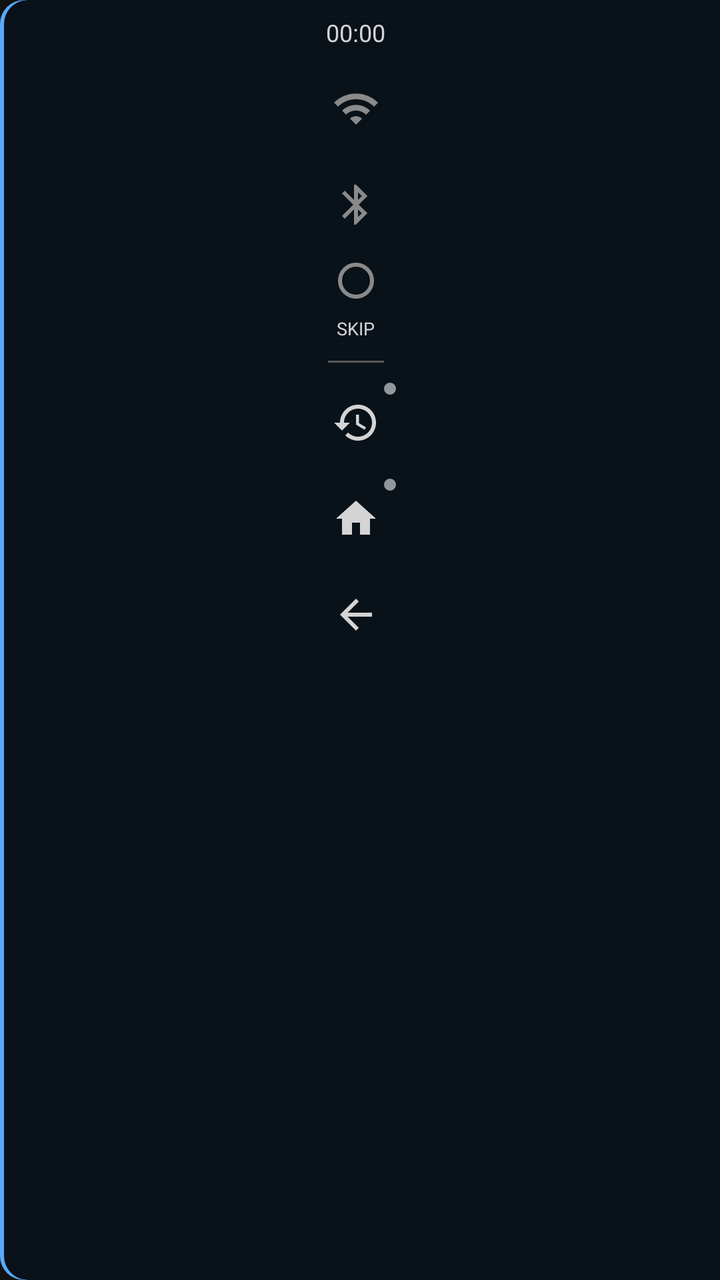
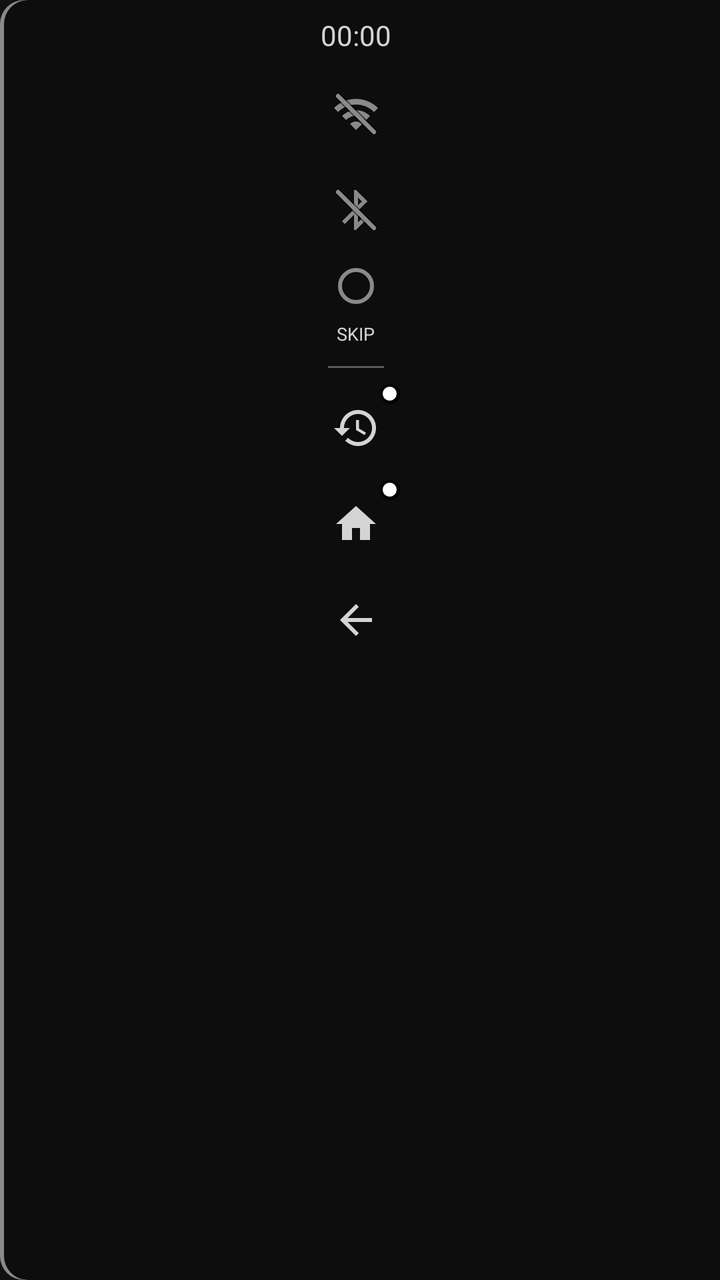

Screens rendered from an Android XML layout before and after an edit, with the pre-edit source and the edit as a unified diff.
<!-- AndroidManifest.xml: application theme Theme.PRA106Launcher -->
<!-- res/layout/overlay_status_bar.xml -->
<?xml version="1.0" encoding="utf-8"?>
<LinearLayout xmlns:android="http://schemas.android.com/apk/res/android"
    android:layout_width="wrap_content"
    android:layout_height="wrap_content"
    android:background="@drawable/bar_panel_bg"
    android:orientation="vertical"
    android:gravity="center_horizontal"
    android:paddingTop="8dp"
    android:paddingBottom="8dp"
    android:paddingStart="2dp"
    android:paddingEnd="6dp">

    <TextView
        android:id="@+id/clock"
        android:layout_width="wrap_content"
        android:layout_height="wrap_content"
        android:layout_marginBottom="6dp"
        android:gravity="center"
        android:textColor="#D4D4D4"
        android:textSize="12sp"
        android:text="00:00" />

    <FrameLayout
        android:id="@+id/btnWifi"
        android:layout_width="48dp"
        android:layout_height="48dp"
        android:background="?android:attr/selectableItemBackgroundBorderless"
        android:clickable="true"
        android:focusable="false"
        android:contentDescription="@string/bar_wifi_rescan">
        <ImageView android:id="@+id/iconWifiImg" android:layout_width="24dp" android:layout_height="24dp" android:layout_gravity="center" android:src="@drawable/bar_ic_wifi_off" android:importantForAccessibility="no" />
    </FrameLayout>

    <FrameLayout
        android:id="@+id/iconBluetooth"
        android:layout_width="48dp"
        android:layout_height="48dp"
        android:background="?android:attr/selectableItemBackgroundBorderless"
        android:clickable="true"
        android:focusable="false"
        android:contentDescription="@string/bar_bluetooth">
        <ImageView android:id="@+id/iconBluetoothImg" android:layout_width="24dp" android:layout_height="24dp" android:layout_gravity="center" android:src="@drawable/bar_ic_bluetooth_off" android:importantForAccessibility="no" />
    </FrameLayout>

    <FrameLayout
        android:id="@+id/btnSkip"
        android:layout_width="48dp"
        android:layout_height="48dp"
        android:background="?android:attr/selectableItemBackgroundBorderless"
        android:clickable="true"
        android:focusable="false"
        android:contentDescription="@string/bar_skip_desc">
        <View android:id="@+id/skipDot" android:layout_width="18dp" android:layout_height="18dp" android:layout_gravity="center" android:layout_marginBottom="10dp" android:background="@drawable/bar_skip_off" />
        <TextView
            android:layout_width="wrap_content"
            android:layout_height="wrap_content"
            android:layout_gravity="center|bottom"
            android:layout_marginBottom="4dp"
            android:text="@string/bar_skip"
            android:textColor="#D4D4D4"
            android:textSize="9sp"
            android:importantForAccessibility="no" />
    </FrameLayout>

    <View
        android:layout_width="28dp"
        android:layout_height="1dp"
        android:layout_marginTop="6dp"
        android:layout_marginBottom="6dp"
        android:background="#5A5A5A" />

    <FrameLayout
        android:id="@+id/btnPrevApp"
        android:layout_width="48dp"
        android:layout_height="48dp"
        android:background="?android:attr/selectableItemBackgroundBorderless"
        android:clickable="true"
        android:focusable="false"
        android:contentDescription="@string/bar_prev_app">
        <ImageView android:layout_width="24dp" android:layout_height="24dp" android:layout_gravity="center" android:src="@drawable/bar_ic_prev" android:importantForAccessibility="no" />
        
        <View
            android:layout_width="6dp"
            android:layout_height="6dp"
            android:layout_gravity="top|end"
            android:layout_marginTop="4dp"
            android:layout_marginEnd="4dp"
            android:background="@drawable/bar_longpress_hint"
            android:importantForAccessibility="no" />
    </FrameLayout>

    <FrameLayout
        android:id="@+id/btnHome"
        android:layout_width="48dp"
        android:layout_height="48dp"
        android:background="?android:attr/selectableItemBackgroundBorderless"
        android:clickable="true"
        android:focusable="false"
        android:contentDescription="@string/bar_home">
        <ImageView android:layout_width="24dp" android:layout_height="24dp" android:layout_gravity="center" android:src="@drawable/bar_ic_home" android:importantForAccessibility="no" />
        
        <View
            android:layout_width="6dp"
            android:layout_height="6dp"
            android:layout_gravity="top|end"
            android:layout_marginTop="4dp"
            android:layout_marginEnd="4dp"
            android:background="@drawable/bar_longpress_hint"
            android:importantForAccessibility="no" />
    </FrameLayout>

    <FrameLayout
        android:id="@+id/btnBack"
        android:layout_width="48dp"
        android:layout_height="48dp"
        android:background="?android:attr/selectableItemBackgroundBorderless"
        android:clickable="true"
        android:focusable="false"
        android:contentDescription="@string/bar_back">
        <ImageView android:layout_width="24dp" android:layout_height="24dp" android:layout_gravity="center" android:src="@drawable/bar_ic_back" android:importantForAccessibility="no" />
    </FrameLayout>

</LinearLayout>
<!-- resources referenced by this layout -->
<resources>
  <!-- drawable bar_ic_bluetooth_off (drawable) -->
  <?xml version="1.0" encoding="utf-8"?>
  <vector xmlns:android="http://schemas.android.com/apk/res/android"
      android:width="24dp" android:height="24dp"
      android:viewportWidth="24" android:viewportHeight="24">
      <path android:fillColor="#8A8A8A" android:pathData="M17.71,7.71L12,2h-1v7.59L6.41,5 5,6.41 10.59,12 5,17.59 6.41,19 11,14.41V22h1l5.71,-5.71 -4.3,-4.29 4.3,-4.29zM13,5.83l1.88,1.88L13,9.59V5.83zM14.88,16.29L13,18.17v-3.76l1.88,1.88z" />
  </vector>
  <!-- drawable bar_ic_wifi_off (drawable) -->
  <?xml version="1.0" encoding="utf-8"?>
  <vector xmlns:android="http://schemas.android.com/apk/res/android"
      android:width="24dp" android:height="24dp"
      android:viewportWidth="24" android:viewportHeight="24">
      <path android:fillColor="#8A8A8A" android:pathData="M1,9l2,2c4.97,-4.97 13.03,-4.97 18,0l2,-2C16.93,2.93 7.08,2.93 1,9zM9,17l3,3 3,-3c-1.65,-1.66 -4.34,-1.66 -6,0zM5,13l2,2c2.76,-2.76 7.24,-2.76 10,0l2,-2C15.14,9.14 8.87,9.14 5,13z" />
  </vector>
  <!-- drawable bar_longpress_hint (drawable) -->
  <?xml version="1.0" encoding="utf-8"?>
  <shape xmlns:android="http://schemas.android.com/apk/res/android" android:shape="oval">
      <size android:width="6dp" android:height="6dp" />
      <solid android:color="#B0D4D4D4" />
  </shape>
  <!-- drawable bar_panel_bg (drawable) -->
  <?xml version="1.0" encoding="utf-8"?>
  <layer-list xmlns:android="http://schemas.android.com/apk/res/android">
      
      <item>
          <shape android:shape="rectangle">
              <solid android:color="#5AA9FF" />
              <corners
                  android:topLeftRadius="12dp"
                  android:bottomLeftRadius="12dp"
                  android:topRightRadius="0dp"
                  android:bottomRightRadius="0dp" />
          </shape>
      </item>
      
      <item android:left="2dp">
          <shape android:shape="rectangle">
              <solid android:color="#E6000000" />
              <corners
                  android:topLeftRadius="12dp"
                  android:bottomLeftRadius="12dp"
                  android:topRightRadius="0dp"
                  android:bottomRightRadius="0dp" />
          </shape>
      </item>
  </layer-list>
  <string name="bar_back">戻る</string>
  <string name="bar_bluetooth">Bluetooth</string>
  <string name="bar_home">ホーム（長押しでランチャートップを開く）</string>
  <string name="bar_prev_app">直前のアプリ（長押しで最近使用したアプリ一覧）</string>
  <string name="bar_skip">SKIP</string>
  <string name="bar_skip_desc">AutoSkip切替</string>
  <string name="bar_wifi_rescan">Wi-Fiを再検索します</string>
  <style name="Theme.PRA106Launcher" parent="Theme.MaterialComponents.NoActionBar">
          <item name="android:colorBackground">#121212</item>
          <item name="android:textColorPrimary">#FFFFFF</item>
          <item name="android:statusBarColor">#121212</item>
      </style>
  <!-- unchanged entries left out for length: 4 -->
</resources>

<!-- the commit's change to res/layout/overlay_status_bar.xml (unified diff, before → after) -->
@@ -17,7 +17,7 @@
         android:layout_marginBottom="6dp"
         android:gravity="center"
         android:textColor="#D4D4D4"
-        android:textSize="12sp"
+        android:textSize="14sp"
         android:text="00:00" />
 
     <FrameLayout
@@ -80,11 +80,11 @@
         <ImageView android:layout_width="24dp" android:layout_height="24dp" android:layout_gravity="center" android:src="@drawable/bar_ic_prev" android:importantForAccessibility="no" />
         
         <View
-            android:layout_width="6dp"
-            android:layout_height="6dp"
+            android:layout_width="10dp"
+            android:layout_height="10dp"
             android:layout_gravity="top|end"
-            android:layout_marginTop="4dp"
-            android:layout_marginEnd="4dp"
+            android:layout_marginTop="2dp"
+            android:layout_marginEnd="2dp"
             android:background="@drawable/bar_longpress_hint"
             android:importantForAccessibility="no" />
     </FrameLayout>
@@ -100,11 +100,11 @@
         <ImageView android:layout_width="24dp" android:layout_height="24dp" android:layout_gravity="center" android:src="@drawable/bar_ic_home" android:importantForAccessibility="no" />
         
         <View
-            android:layout_width="6dp"
-            android:layout_height="6dp"
+            android:layout_width="10dp"
+            android:layout_height="10dp"
             android:layout_gravity="top|end"
-            android:layout_marginTop="4dp"
-            android:layout_marginEnd="4dp"
+            android:layout_marginTop="2dp"
+            android:layout_marginEnd="2dp"
             android:background="@drawable/bar_longpress_hint"
             android:importantForAccessibility="no" />
     </FrameLayout>
<!-- resource entries referenced after the edit -->
@@ -6,6 +6,9 @@
       android:width="24dp" android:height="24dp"
       android:viewportWidth="24" android:viewportHeight="24">
       <path android:fillColor="#8A8A8A" android:pathData="M17.71,7.71L12,2h-1v7.59L6.41,5 5,6.41 10.59,12 5,17.59 6.41,19 11,14.41V22h1l5.71,-5.71 -4.3,-4.29 4.3,-4.29zM13,5.83l1.88,1.88L13,9.59V5.83zM14.88,16.29L13,18.17v-3.76l1.88,1.88z" />
+      
+      <path android:strokeColor="#000000" android:strokeAlpha="0.55" android:strokeWidth="3.4" android:strokeLineCap="round" android:pathData="M3,3L21,21" />
+      <path android:strokeColor="#8A8A8A" android:strokeWidth="2.2" android:strokeLineCap="round" android:pathData="M3,3L21,21" />
   </vector>
   <!-- drawable bar_ic_wifi_off (drawable) -->
   <?xml version="1.0" encoding="utf-8"?>
@@ -13,20 +16,33 @@
       android:width="24dp" android:height="24dp"
       android:viewportWidth="24" android:viewportHeight="24">
       <path android:fillColor="#8A8A8A" android:pathData="M1,9l2,2c4.97,-4.97 13.03,-4.97 18,0l2,-2C16.93,2.93 7.08,2.93 1,9zM9,17l3,3 3,-3c-1.65,-1.66 -4.34,-1.66 -6,0zM5,13l2,2c2.76,-2.76 7.24,-2.76 10,0l2,-2C15.14,9.14 8.87,9.14 5,13z" />
+      
+      <path android:strokeColor="#000000" android:strokeAlpha="0.55" android:strokeWidth="3.4" android:strokeLineCap="round" android:pathData="M3,3L21,21" />
+      <path android:strokeColor="#8A8A8A" android:strokeWidth="2.2" android:strokeLineCap="round" android:pathData="M3,3L21,21" />
   </vector>
   <!-- drawable bar_longpress_hint (drawable) -->
   <?xml version="1.0" encoding="utf-8"?>
-  <shape xmlns:android="http://schemas.android.com/apk/res/android" android:shape="oval">
-      <size android:width="6dp" android:height="6dp" />
-      <solid android:color="#B0D4D4D4" />
-  </shape>
+  <layer-list xmlns:android="http://schemas.android.com/apk/res/android">
+      <item android:gravity="center">
+          <shape android:shape="oval">
+              <size android:width="10dp" android:height="10dp" />
+              <solid android:color="#CC000000" />
+          </shape>
+      </item>
+      <item android:gravity="center">
+          <shape android:shape="oval">
+              <size android:width="7dp" android:height="7dp" />
+              <solid android:color="#FFFFFF" />
+          </shape>
+      </item>
+  </layer-list>
   <!-- drawable bar_panel_bg (drawable) -->
   <?xml version="1.0" encoding="utf-8"?>
   <layer-list xmlns:android="http://schemas.android.com/apk/res/android">
       
       <item>
           <shape android:shape="rectangle">
-              <solid android:color="#5AA9FF" />
+              <solid android:color="#8A8A8A" />
               <corners
                   android:topLeftRadius="12dp"
                   android:bottomLeftRadius="12dp"
